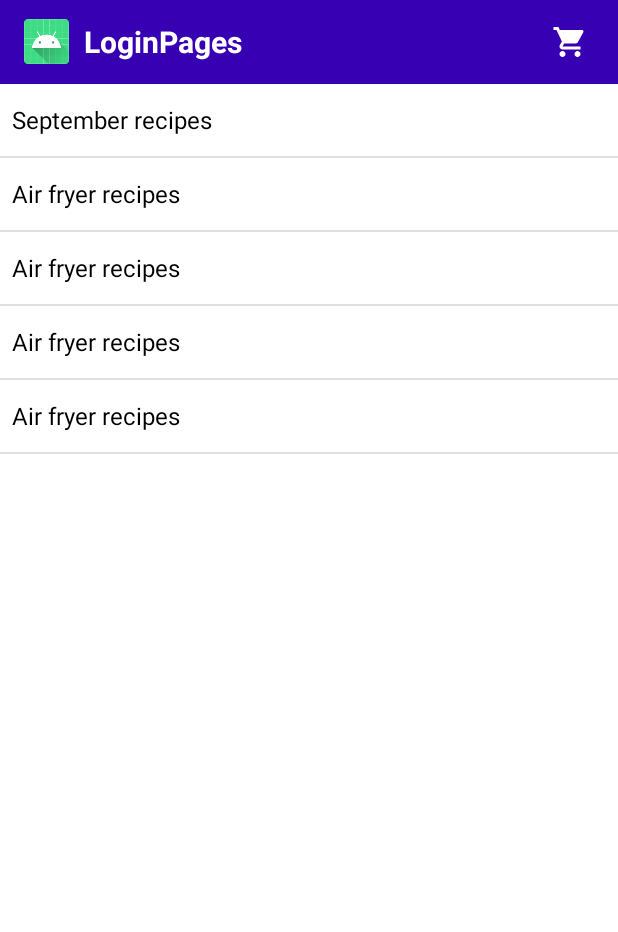
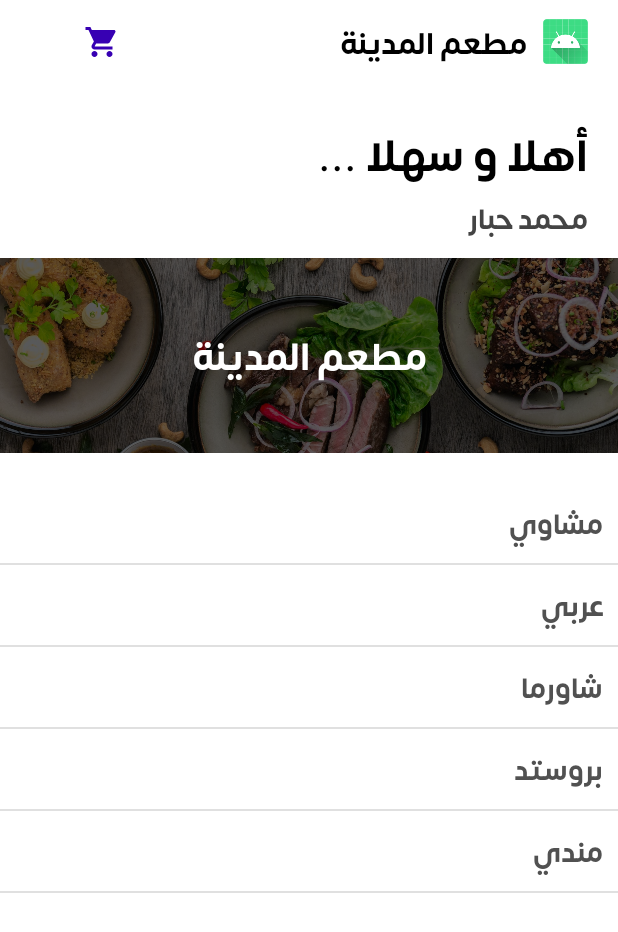
Before and after one commit to mohammednahabbar/LoginPages, an Android app: the screen it shows after launch (HomeActivity), after a tap on "LOGIN", on a phone screen of 412 x 824 dp. Shown: the top 932 px of the screen. Run offline under Robolectric (Android 15) with nearby library versions, the phone set to English and light mode, and no system bars.

```diff
--- a/app/src/main/java/com/biosteam99/loginpages/HomeActivity.java
+++ b/app/src/main/java/com/biosteam99/loginpages/HomeActivity.java
@@ -3,13 +3,12 @@ package com.biosteam99.loginpages;
 import androidx.appcompat.app.AppCompatActivity;
 
 import android.content.Intent;
+import android.content.SharedPreferences;
 import android.os.Bundle;
 import android.view.View;
 import android.widget.AdapterView;
 import android.widget.ArrayAdapter;
 import android.widget.ListView;
-import android.widget.TextView;
-import android.widget.Toast;
 
 import com.biosteam99.loginpages.model.FoodModel;
 
@@ -17,42 +16,61 @@ import java.util.ArrayList;
 
 public class HomeActivity extends AppCompatActivity {
 
-
     ArrayList<FoodModel> foodModelArrayList;
 
-    ArrayList<String> foodArray;
+    ArrayList<String> foodNameArrayList;
+
+    Boolean isLogin;
 
     @Override
     protected void onCreate(Bundle savedInstanceState) {
         super.onCreate(savedInstanceState);
         setContentView(R.layout.activity_home);
 
-        foodModelArrayList=new ArrayList<>();
-        foodArray=new ArrayList<>();
+        SharedPreferences sp;
+        sp=getSharedPreferences("SHAREDPREFERENCELOGIN2023",MODE_PRIVATE);
 
 
-        foodModelArrayList.add(new FoodModel("September recipes","Desc 1",20.2,"https://images.unsplash.com/photo-1504754524776-8f4f37790ca0?ixlib=rb-1.2.1&ixid=MnwxMjA3fDB8MHxwaG90by1wYWdlfHx8fGVufDB8fHx8&auto=format&fit=crop&w=1170&q=80",
+
+        isLogin=sp.getBoolean("ISLOGIN",false);
+
+        System.out.println(isLogin);
+
+        if (!isLogin){
+            Intent intent=new Intent(HomeActivity.this,MainActivity.class);
+            startActivity(intent);
+            finish();
+        }
+
+
+
+
+        foodModelArrayList=new ArrayList<>();
+        foodNameArrayList=new ArrayList<>();
+
+        foodModelArrayList.add(new FoodModel("مشاوي","Desc 1",20.2,"https://images.unsplash.com/photo-1504754524776-8f4f37790ca0?ixlib=rb-1.2.1&ixid=MnwxMjA3fDB8MHxwaG90by1wYWdlfHx8fGVufDB8fHx8&auto=format&fit=crop&w=1170&q=80",
                 "Restaurant Name 1","Restaurant Location 1"));
-        foodModelArrayList.add(new FoodModel("Air fryer recipes","Desc 2",29.8,"https://images.unsplash.com/photo-1520756977789-ebed5554fb70?ixlib=rb-1.2.1&ixid=MnwxMjA3fDB8MHxwaG90by1wYWdlfHx8fGVufDB8fHx8&auto=format&fit=crop&w=1170&q=80",
+        foodModelArrayList.add(new FoodModel("عربي","Desc 2",29.8,"https://images.unsplash.com/photo-1520756977789-ebed5554fb70?ixlib=rb-1.2.1&ixid=MnwxMjA3fDB8MHxwaG90by1wYWdlfHx8fGVufDB8fHx8&auto=format&fit=crop&w=1170&q=80",
                 "Restaurant Name 2","Restaurant Location 2"));
-        foodModelArrayList.add(new FoodModel("Air fryer recipes","Desc 3",50.8,"https://images.unsplash.com/photo-1520756977789-ebed5554fb70?ixlib=rb-1.2.1&ixid=MnwxMjA3fDB8MHxwaG90by1wYWdlfHx8fGVufDB8fHx8&auto=format&fit=crop&w=1170&q=80",
+        foodModelArrayList.add(new FoodModel("شاورما","Desc 3",50.8,"https://images.unsplash.com/photo-1520756977789-ebed5554fb70?ixlib=rb-1.2.1&ixid=MnwxMjA3fDB8MHxwaG90by1wYWdlfHx8fGVufDB8fHx8&auto=format&fit=crop&w=1170&q=80",
                 "Restaurant Name 3","Restaurant Location 3"));
-        foodModelArrayList.add(new FoodModel("Air fryer recipes","Desc 4",39.8,"https://images.unsplash.com/photo-1520756977789-ebed5554fb70?ixlib=rb-1.2.1&ixid=MnwxMjA3fDB8MHxwaG90by1wYWdlfHx8fGVufDB8fHx8&auto=format&fit=crop&w=1170&q=80",
+        foodModelArrayList.add(new FoodModel("بروستد","Desc 4",39.8,"https://images.unsplash.com/photo-1520756977789-ebed5554fb70?ixlib=rb-1.2.1&ixid=MnwxMjA3fDB8MHxwaG90by1wYWdlfHx8fGVufDB8fHx8&auto=format&fit=crop&w=1170&q=80",
                 "Restaurant Name 4","Restaurant Location 4"));
-        foodModelArrayList.add(new FoodModel("Air fryer recipes","Desc 5",49.8,"https://images.unsplash.com/photo-1504754524776-8f4f37790ca0?ixlib=rb-1.2.1&ixid=MnwxMjA3fDB8MHxwaG90by1wYWdlfHx8fGVufDB8fHx8&auto=format&fit=crop&w=1170&q=80",
+        foodModelArrayList.add(new FoodModel("مندي","Desc 5",49.8,"https://images.unsplash.com/photo-1504754524776-8f4f37790ca0?ixlib=rb-1.2.1&ixid=MnwxMjA3fDB8MHxwaG90by1wYWdlfHx8fGVufDB8fHx8&auto=format&fit=crop&w=1170&q=80",
                 "Restaurant Name 5","Restaurant Location 5"));
 
+        for (int index =0;index<foodModelArrayList.size();index++){
+            foodNameArrayList.add(foodModelArrayList.get(index).getName());
+            System.out.println(foodModelArrayList.get(index).getName() + " - " + index);
+        }
 
-        for (int i =0 ;i<foodModelArrayList.size();i++){
-            foodArray.add(foodModelArrayList.get(i).getName());
-            System.out.println(foodModelArrayList.get(i).getName());
-        }
+
 
         ArrayAdapter<String> arrayAdapter;
         arrayAdapter=new ArrayAdapter<String>(
                 HomeActivity.this,
-                androidx.appcompat.R.layout.support_simple_spinner_dropdown_item,
-                foodArray);
+                R.layout.item_list,
+                foodNameArrayList);
 
 
         ListView listViewFood;
@@ -63,27 +81,19 @@ public class HomeActivity extends AppCompatActivity {
         listViewFood.setOnItemClickListener(new AdapterView.OnItemClickListener() {
             @Override
             public void onItemClick(AdapterView<?> adapterView, View view, int index, long l) {
-
                 System.out.println(index);
 
-                Toast.makeText(HomeActivity.this,foodArray.get(index),Toast.LENGTH_SHORT).show();
-
                 Intent intent;
-                intent=new Intent(HomeActivity.this,FoodDetailsActivity.class);
+                intent=new Intent(HomeActivity.this, FoodDetailsActivity.class);
                 intent.putExtra("NAME",foodModelArrayList.get(index).getName());
                 intent.putExtra("DESC",foodModelArrayList.get(index).getDesc());
+                intent.putExtra("IMAGE",foodModelArrayList.get(index).getImage());
                 intent.putExtra("PRICE",foodModelArrayList.get(index).getPrice());
-                intent.putExtra("IMAGE",foodModelArrayList.get(index).getImage());
-                intent.putExtra("RNAME",foodModelArrayList.get(index).getRestaurantName());
-                intent.putExtra("RLOCATION",foodModelArrayList.get(index).getRestaurantLocation());
+                intent.putExtra("RNAME",foodModelArrayList.get(index).getrNAme());
+                intent.putExtra("RLOCATION",foodModelArrayList.get(index).getrLocation());
+
                 startActivity(intent);
 
-
-              /*  view.setBackgroundResource(R.color.black);
-                TextView textView;
-                textView=view.findViewById(android.R.id.text1);
-                textView.setTextColor(getResources().getColor(R.color.white));
-                textView.setTextAlignment(View.TEXT_ALIGNMENT_CENTER);*/
 
             }
         });
--- a/app/src/main/java/com/biosteam99/loginpages/MainActivity.java
+++ b/app/src/main/java/com/biosteam99/loginpages/MainActivity.java
@@ -1,6 +1,7 @@
 package com.biosteam99.loginpages;
 
 import android.content.Intent;
+import android.content.SharedPreferences;
 import android.os.Bundle;
 import android.view.View;
 import android.widget.EditText;
@@ -10,10 +11,16 @@ import androidx.appcompat.app.AppCompatActivity;
 
 public class MainActivity extends AppCompatActivity{
 
+    SharedPreferences sp;
+
     @Override
     protected void onCreate(@Nullable Bundle savedInstanceState) {
         super.onCreate(savedInstanceState);
         setContentView(R.layout.activity_main);
+
+        sp=getSharedPreferences("SHAREDPREFERENCELOGIN2023",MODE_PRIVATE);
+
+
 
         EditText editTextUserName;
         EditText editTextPassword;
@@ -30,9 +37,13 @@ public class MainActivity extends AppCompatActivity{
 
     public void onClickLogin(View view){
         Intent intent;
+        SharedPreferences.Editor edit=sp.edit();
+        edit.putBoolean("ISLOGIN",true);
+        edit.commit();
         intent=new Intent(MainActivity.this,HomeActivity.class);
         intent.putExtra("USERNAME","ANDROID DEVELOPERS");
         intent.putExtra("PASSWORD",123456);
         startActivity(intent);
+        finish();
     }
 }
--- a/app/src/main/java/com/biosteam99/loginpages/model/FoodModel.java
+++ b/app/src/main/java/com/biosteam99/loginpages/model/FoodModel.java
@@ -4,21 +4,18 @@ public class FoodModel {
 
     private String name;
     private String desc;
+    private String image;
+    private String rNAme;
+    private String rLocation;
     private double price;
-    private String image;
-    private String restaurantName;
-    private String restaurantLocation;
 
-    public FoodModel() {
-    }
-
-    public FoodModel(String name, String desc, double price, String image, String restaurantName, String restaurantLocation) {
+    public FoodModel(String name, String desc, double price, String image, String rNAme, String rLocation) {
         this.name = name;
         this.desc = desc;
+        this.image = image;
+        this.rNAme = rNAme;
+        this.rLocation = rLocation;
         this.price = price;
-        this.image = image;
-        this.restaurantName = restaurantName;
-        this.restaurantLocation = restaurantLocation;
     }
 
     public String getName() {
@@ -37,14 +34,6 @@ public class FoodModel {
         this.desc = desc;
     }
 
-    public double getPrice() {
-        return price;
-    }
-
-    public void setPrice(double price) {
-        this.price = price;
-    }
-
     public String getImage() {
         return image;
     }
@@ -53,19 +42,27 @@ public class FoodModel {
         this.image = image;
     }
 
-    public String getRestaurantName() {
-        return restaurantName;
+    public String getrNAme() {
+        return rNAme;
     }
 
-    public void setRestaurantName(String restaurantName) {
-        this.restaurantName = restaurantName;
+    public void setrNAme(String rNAme) {
+        this.rNAme = rNAme;
     }
 
-    public String getRestaurantLocation() {
-        return restaurantLocation;
+    public String getrLocation() {
+        return rLocation;
     }
 
-    public void setRestaurantLocation(String restaurantLocation) {
-        this.restaurantLocation = restaurantLocation;
+    public void setrLocation(String rLocation) {
+        this.rLocation = rLocation;
+    }
+
+    public double getPrice() {
+        return price;
+    }
+
+    public void setPrice(double price) {
+        this.price = price;
     }
 }
--- a/app/src/main/res/layout/activity_home.xml
+++ b/app/src/main/res/layout/activity_home.xml
@@ -17,12 +17,15 @@
             android:id="@+id/toolbarHome"
             android:layout_width="match_parent"
             android:layout_height="wrap_content"
-            android:background="@color/purple_700">
+            android:background="@color/white">
 
             <LinearLayout
                 android:layout_width="match_parent"
                 android:orientation="horizontal"
                 android:gravity="center_vertical"
+                android:layoutDirection="rtl"
+                android:paddingLeft="20dp"
+                android:paddingRight="20dp"
                 android:layout_height="wrap_content">
 
                 <ImageView
@@ -34,12 +37,12 @@
                     android:layout_width="0dp"
                     android:layout_weight="1"
                     android:layout_height="wrap_content"
-                    android:text="@string/app_name"
-                    android:textColor="@color/white"
+                    android:text="مطعم المدينة"
+                    android:textColor="@color/black"
                     android:layout_marginRight="10dp"
                     android:layout_marginLeft="10dp"
                     android:textStyle="bold"
-                    android:textSize="20sp"/>
+                    android:textSize="30sp"/>
 
                 <ImageButton
                     android:layout_width="wrap_content"
@@ -49,19 +52,71 @@
                     android:padding="10dp"
                     android:background="?attr/selectableItemBackgroundBorderless"
                     android:src="@drawable/ic_baseline_shopping_cart_24"
-                    android:tint="@color/white" />
+                    android:tint="@color/purple_700" />
 
 
             </LinearLayout>
 
 
 
+        </androidx.appcompat.widget.Toolbar>
 
-        </androidx.appcompat.widget.Toolbar>
+        <TextView
+            android:layout_width="match_parent"
+            android:layout_height="wrap_content"
+            android:text="أهلا و سهلا ... "
+            android:textColor="@color/black"
+            android:layout_marginRight="20dp"
+            android:layout_marginLeft="20dp"
+            android:layout_marginTop="20dp"
+            android:textStyle="bold"
+            android:textSize="44sp"/>
+
+        <TextView
+            android:layout_width="match_parent"
+            android:layout_height="wrap_content"
+            android:text="محمد حبار"
+            android:textColor="#444"
+            android:layout_marginRight="20dp"
+            android:layout_marginLeft="20dp"
+            android:textStyle="bold"
+            android:textSize="28sp"/>
+
+
+        <FrameLayout
+            android:layout_width="match_parent"
+            android:layout_marginTop="10dp"
+            android:layout_height="130dp">
+
+            <ImageView
+                android:layout_width="match_parent"
+                android:src="@drawable/img_header_home"
+                android:scaleType="centerCrop"
+                android:layout_height="match_parent"/>
+
+            <View
+                android:layout_width="match_parent"
+                android:background="#9A000000"
+                android:layout_height="match_parent"/>
+
+            <TextView
+                android:layout_width="match_parent"
+                android:layout_height="wrap_content"
+                android:text="مطعم المدينة"
+                android:layout_gravity="center"
+                android:gravity="center"
+                android:textColor="@color/white"
+                android:textStyle="bold"
+                android:textSize="38sp"/>
+
+
+        </FrameLayout>
+
 
         <ListView
             android:id="@+id/listFood"
             android:layout_width="match_parent"
+            android:layout_marginTop="20dp"
             android:layout_height="match_parent"/>
 
     </LinearLayout>
--- /dev/null
+++ b/app/src/main/res/layout/item_list.xml
@@ -0,0 +1,8 @@
+<?xml version="1.0" encoding="utf-8"?>
+<TextView xmlns:android="http://schemas.android.com/apk/res/android"
+    android:layout_width="match_parent"
+    android:textSize="28sp"
+    android:textStyle="bold"
+    android:textColor="#515151"
+    android:padding="10dp"
+    android:layout_height="wrap_content"/>
--- a/app/src/main/res/values-night/themes.xml
+++ b/app/src/main/res/values-night/themes.xml
@@ -11,8 +11,10 @@
         <item name="colorSecondaryVariant">@color/teal_200</item>
         <item name="colorOnSecondary">@color/black</item>
         <!-- Status bar color. -->
-        <item name="android:statusBarColor" tools:targetApi="l">#313131</item>
+        <item name="android:statusBarColor" tools:targetApi="l">@color/white</item>
         <!-- Customize your theme here. -->
+
+        <item name="fontFamily">@font/somar_bold</item>
     </style>
 
     <style name="LoginEditTextTheme">
--- a/app/src/main/res/values/themes.xml
+++ b/app/src/main/res/values/themes.xml
@@ -11,8 +11,10 @@
         <item name="colorSecondaryVariant">@color/teal_700</item>
         <item name="colorOnSecondary">@color/black</item>
         <!-- Status bar color. -->
-        <item name="android:statusBarColor" tools:targetApi="l">@color/purple_700</item>
+        <item name="android:statusBarColor" tools:targetApi="l">@color/white</item>
         <!-- Customize your theme here. -->
+
+        <item name="fontFamily">@font/somar_bold</item>
     </style>
 
     <style name="LoginEditTextTheme">
```
Also changed, not shown: app/build.gradle (+5 -5 lines), app/src/main/AndroidManifest.xml (+7 -4 lines), app/src/main/java/com/biosteam99/loginpages/FoodDetailsActivity.java (+32 -26 lines), app/src/main/res/layout/activity_food_details.xml (+78 -74 lines), app/src/main/res/drawable/img_header_home.jpg (added), app/src/main/res/font/somar_bold.otf (added).
